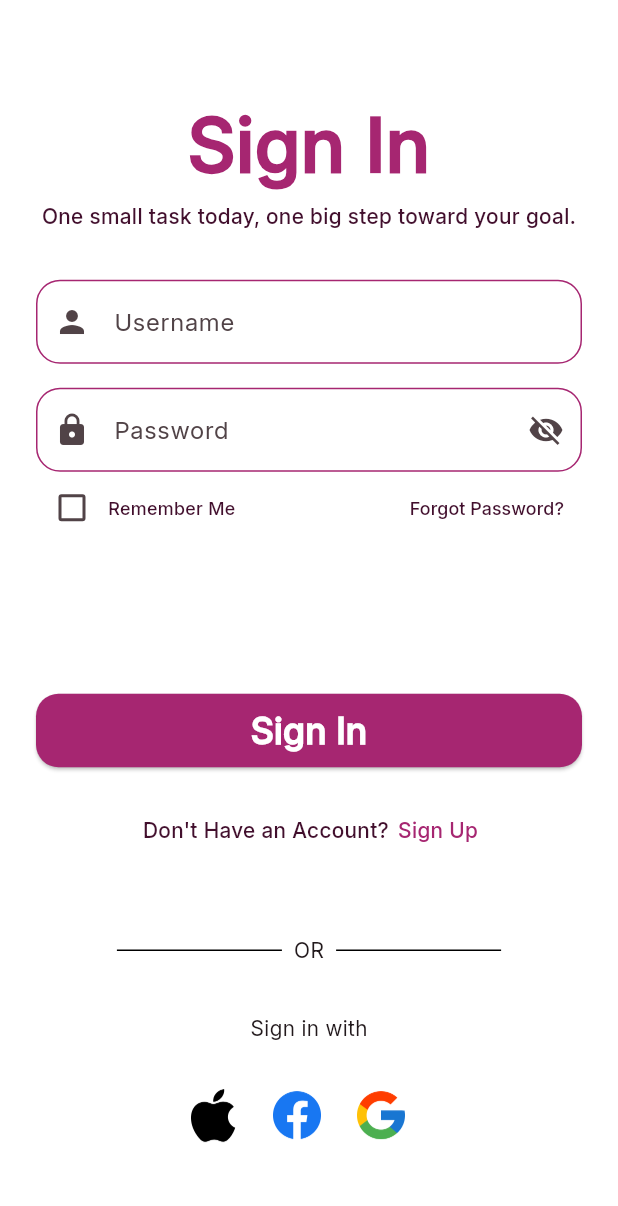
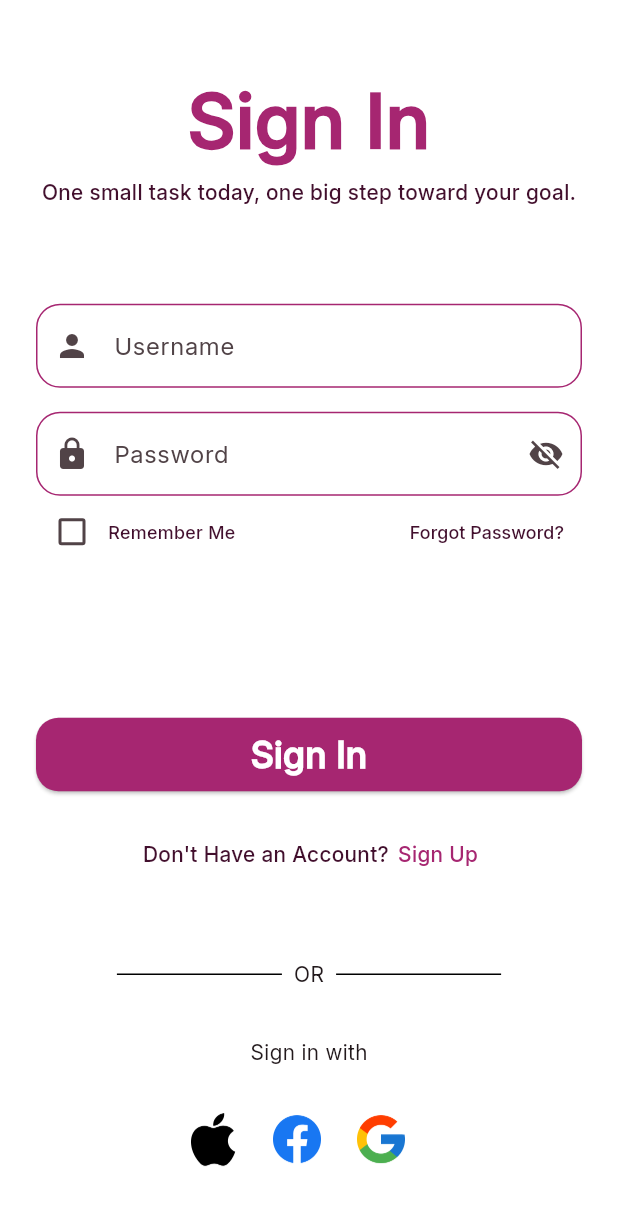
Before and after one commit to mmm-chd/ulangan1_11pplg2, a Flutter app: the screen it shows after launch, on a phone screen of 412 x 824 dp. Shown: the top 1206 px of the screen. Run offline on Flutter 3.47's test engine with Material 3 defaults, Android fonts, the phone set to English and light mode, and no system bars; our stand-ins replace get.

Commit message:
fix [SM] login-spacing

```diff
--- a/lib/pages/login_page.dart
+++ b/lib/pages/login_page.dart
@@ -39,7 +39,7 @@ class LoginPage extends StatelessWidget {
                   weight: FontWeight.w500,
                   fontFamily: "Inter",
                 ),
-                SpacingComponent(height: 32),
+                SpacingComponent(height: 64),
 
                 // Username Field
                 CustomTextField(
```
